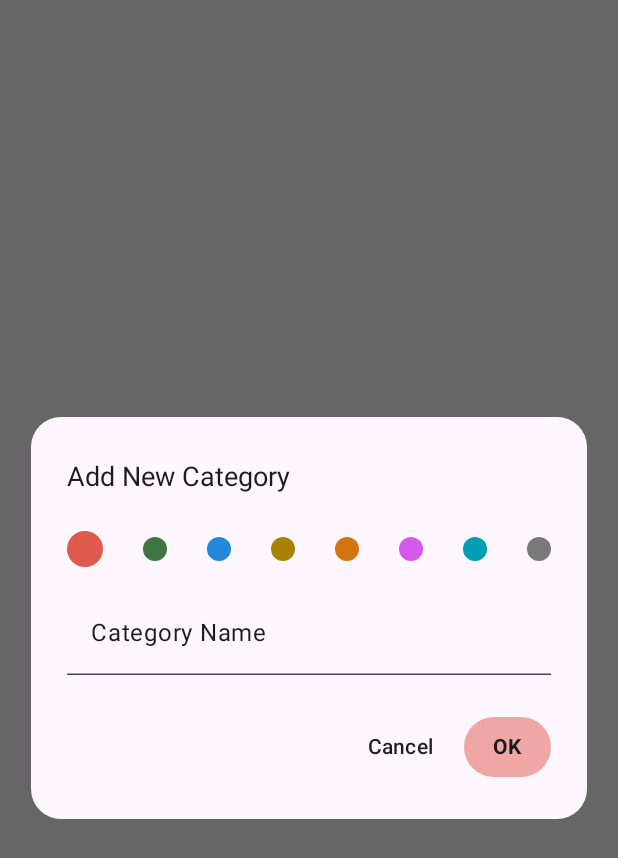
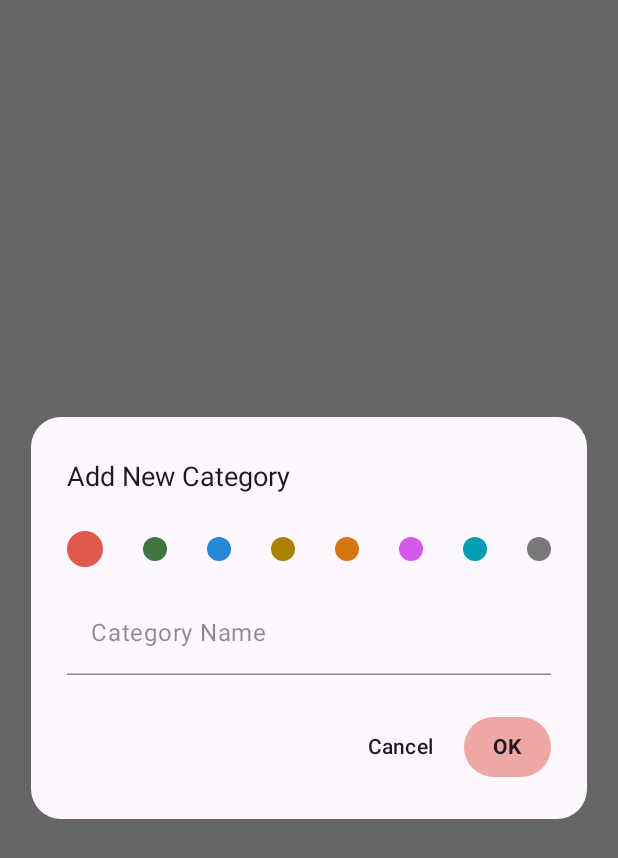
Before and after one commit to finsible/android-client, an Android app built with Jetpack Compose: the @Preview function NewCategoryAlertDialogPreview, on a phone screen of 412 x 824 dp. Shown: the top 858 px of the screen. Run offline under Robolectric (Android 15) with nearby library versions, the phone set to English and light mode, and no system bars.

Commit message:
Refine text field colors and properties
- Update text field colors to enhance contrast and consistency across different states.
- Set container colors to transparent for a cleaner look.
- Customize label, indicator, text, supporting text, and placeholder colors for focused, unfocused, disabled, and error states.
- Update cursor and text selection colors for improved usability.

```diff
--- a/app/src/main/java/com/itsjeel01/finsiblefrontend/ui/theme/FinsibleComponentColors.kt
+++ b/app/src/main/java/com/itsjeel01/finsiblefrontend/ui/theme/FinsibleComponentColors.kt
@@ -1,5 +1,6 @@
 package com.itsjeel01.finsiblefrontend.ui.theme
 
+import androidx.compose.foundation.text.selection.TextSelectionColors
 import androidx.compose.material3.DatePickerColors
 import androidx.compose.material3.DatePickerDefaults
 import androidx.compose.material3.ExperimentalMaterial3Api
@@ -12,13 +13,54 @@ import androidx.compose.ui.graphics.Color
 
 @Composable
 fun finsibleTextFieldColors(accentColor: Color): TextFieldColors {
-    return TextFieldDefaults.colors().copy(
-        unfocusedContainerColor = MaterialTheme.colorScheme.background,
-        focusedContainerColor = MaterialTheme.colorScheme.background,
-        focusedLabelColor = accentColor,
+    val disabledColor = MaterialTheme.colorScheme.outline.copy(alpha = 0.5F)
+    val neutralColor = MaterialTheme.colorScheme.onSurface.copy(alpha = 0.5F)
+    val errorColor = MaterialTheme.colorScheme.error
+    val onSurface = MaterialTheme.colorScheme.onSurface
+    val transparent = Color.Transparent
+
+    return TextFieldDefaults.colors(
+        // Label colors
+        disabledLabelColor = disabledColor,
+        unfocusedLabelColor = neutralColor,
+        focusedLabelColor = neutralColor,
+        errorLabelColor = neutralColor,
+
+        // Indicator colors
+        disabledIndicatorColor = disabledColor,
+        unfocusedIndicatorColor = neutralColor,
+        focusedIndicatorColor = accentColor,
+        errorIndicatorColor = errorColor,
+
+        // All container colors are transparent
+        disabledContainerColor = transparent,
+        unfocusedContainerColor = transparent,
+        focusedContainerColor = transparent,
+        errorContainerColor = transparent,
+
+        // Text colors
+        unfocusedTextColor = onSurface,
+        focusedTextColor = onSurface,
+        disabledTextColor = disabledColor,
+        errorTextColor = onSurface,
+
+        // Supporting text colors
+        unfocusedSupportingTextColor = neutralColor,
+        focusedSupportingTextColor = neutralColor,
+        disabledSupportingTextColor = disabledColor,
+        errorSupportingTextColor = errorColor,
+
+        // Placeholder colors
+        disabledPlaceholderColor = disabledColor,
+        unfocusedPlaceholderColor = neutralColor,
+        focusedPlaceholderColor = neutralColor,
+
+        // Selection and cursor
         cursorColor = accentColor,
-        focusedIndicatorColor = accentColor.copy(alpha = 0.5F),
-        unfocusedLabelColor = MaterialTheme.colorScheme.onSecondaryContainer,
+        selectionColors = TextSelectionColors(
+            handleColor = accentColor,
+            backgroundColor = accentColor.copy(alpha = 0.4F)
+        ),
     )
 }
 
```
